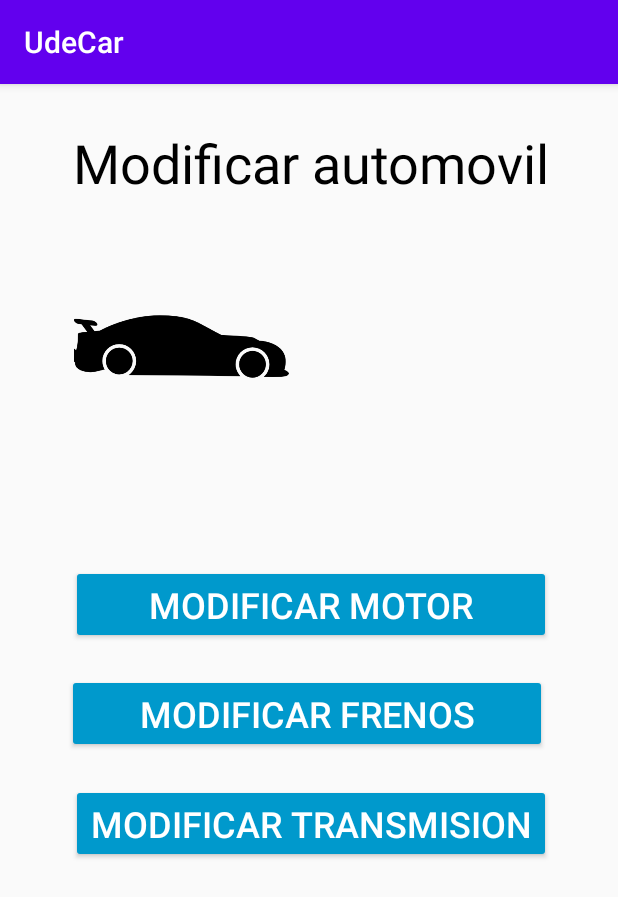
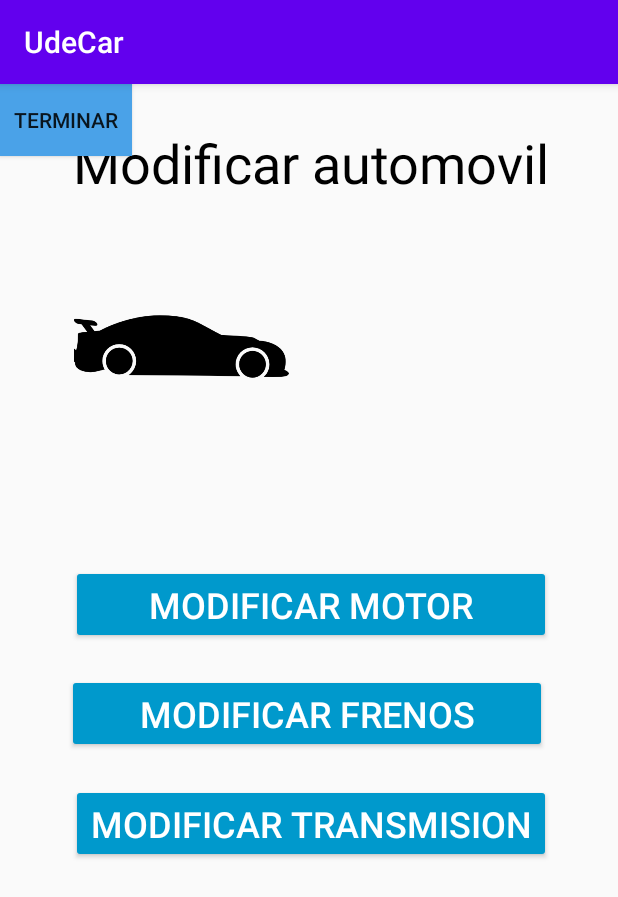
Before and after one commit to cristianpinillostorres/UdeCar, an Android app: the VistaModificaciones screen opened directly, with no data from a screen before it, on a phone screen of 412 x 824 dp. Shown: the top 897 px of the screen. Run offline under Robolectric (Android 15) with nearby library versions, the phone set to English and light mode, and no system bars.

Commit message:
bonton para subir datos al firebase....en proceso....

```diff
--- a/app/build.gradle
+++ b/app/build.gradle
@@ -30,6 +30,7 @@ dependencies {
     implementation 'com.google.firebase:firebase-analytics'
     implementation platform('com.google.firebase:firebase-bom:27.0.0')
     implementation 'com.google.firebase:firebase-firestore:22.1.2'
+    implementation 'com.google.firebase:firebase-database:16.0.4'
     testImplementation 'junit:junit:4.12'
     androidTestImplementation 'androidx.test.ext:junit:1.1.2'
     androidTestImplementation 'androidx.test.espresso:espresso-core:3.3.0'
--- a/app/src/main/java/com/udecar/ModificarMotor.java
+++ b/app/src/main/java/com/udecar/ModificarMotor.java
@@ -16,6 +16,7 @@ import com.udecar.Datos.Motor;
 import java.util.ArrayList;
 
 public class ModificarMotor extends AppCompatActivity {
+
 
     private Spinner listaBujias;
     //private Spinner listaFiltros;
--- a/app/src/main/java/com/udecar/VistaModificaciones.java
+++ b/app/src/main/java/com/udecar/VistaModificaciones.java
@@ -4,11 +4,13 @@ import androidx.appcompat.app.AppCompatActivity;
 
 import android.content.Intent;
 import android.os.Bundle;
+import android.widget.EditText;
 import android.widget.ImageView;
 import android.widget.TextView;
 import android.view.View;
 
 public class VistaModificaciones extends AppCompatActivity {
+
 
     private TextView tv_NombreAuto, tv_InfoAuto;
     private ImageView imgFoto;
--- a/app/src/main/res/layout/activity_vista_modificaciones.xml
+++ b/app/src/main/res/layout/activity_vista_modificaciones.xml
@@ -119,5 +119,14 @@
             app:layout_constraintEnd_toEndOf="parent"
             app:layout_constraintTop_toTopOf="parent" />
 
+        <Button
+            android:id="@+id/btnTerminarModificacion"
+            android:layout_width="wrap_content"
+            android:layout_height="wrap_content"
+            android:background="#4AA2E8"
+            android:text="@string/btnTerminarModificacion"
+            tools:layout_editor_absoluteX="136dp"
+            tools:layout_editor_absoluteY="539dp" />
+
     </androidx.constraintlayout.widget.ConstraintLayout>
 </androidx.constraintlayout.widget.ConstraintLayout>
--- a/app/src/main/res/values/strings.xml
+++ b/app/src/main/res/values/strings.xml
@@ -5,6 +5,7 @@
     <string name="btnFrenos">Modificar Frenos</string>
     <string name="btnTransmision">Modificar Transmision</string>
     <string name="seleccionBujia">Seleccione una bujia a modificar</string>
+    <string name="btnTerminarModificacion">Terminar</string>
 
 
 </resources>
```
